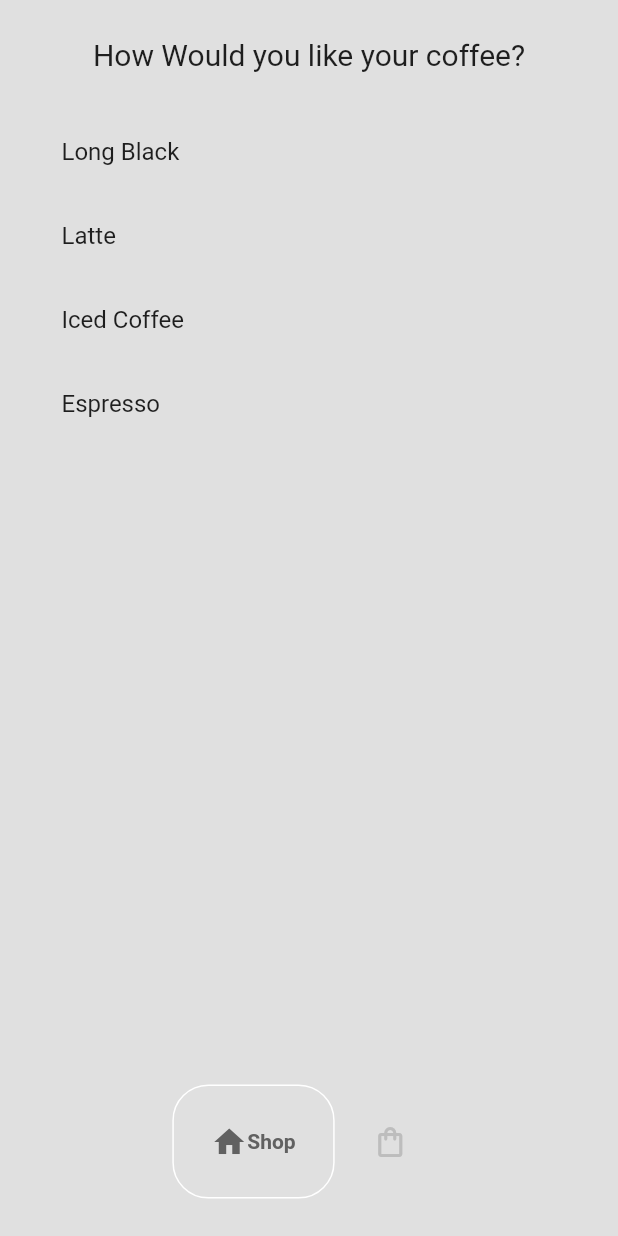
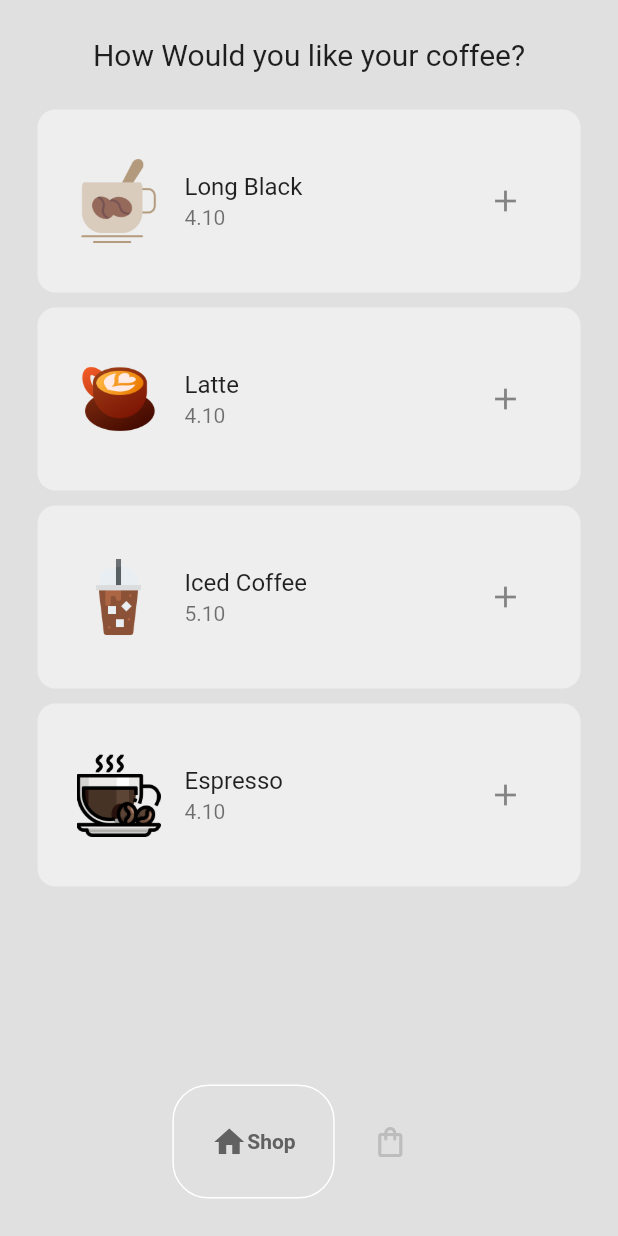
Before and after one commit to ketan-waghmare/flutter_demo_ui_screen, a Flutter app: the screen it shows after launch, on a phone screen of 412 x 824 dp. Run offline on Flutter 3.47's test engine with Material 2 defaults, Android fonts, the phone set to English and light mode, and no system bars; drawn by our look-alikes of google_nav_bar.

Commit message:
- AddToCart implemented - removeFromCart is implemented - icons added

```diff
--- /dev/null
+++ b/lib/components/coffee_tile.dart
@@ -0,0 +1,37 @@
+import 'package:flutter/material.dart';
+
+import '../models/coffee.dart';
+
+class CoffeeTile extends StatelessWidget {
+  final Coffee coffee;
+  void Function()? onPressed;
+  final Widget icon;
+
+  CoffeeTile({
+    super.key,
+    required this.coffee,
+    required this.onPressed,
+    required this.icon
+  });
+
+  @override
+  Widget build(BuildContext context) {
+    return Container(
+      decoration: BoxDecoration(
+        color: Colors.grey[200],
+        borderRadius: BorderRadius.circular(12),
+      ),
+      margin: const EdgeInsets.only(bottom: 10),
+      padding: EdgeInsets.symmetric(vertical: 25, horizontal: 10),
+      child: ListTile(
+        title: Text(coffee.name),
+        subtitle: Text(coffee.price),
+        leading: Image.asset(coffee.imagePath),
+        trailing: IconButton(
+          icon: icon,
+          onPressed: onPressed,
+        ),
+      ),
+    );
+  }
+}
--- a/lib/pages/shop_page.dart
+++ b/lib/pages/shop_page.dart
@@ -1,4 +1,5 @@
 import 'package:flutter/material.dart';
+import 'package:flutter_demo_ui_screen/components/coffee_tile.dart';
 import 'package:flutter_demo_ui_screen/models/coffee_shop.dart';
 import 'package:provider/provider.dart';
 import 'package:flutter_demo_ui_screen/models/coffee.dart';
@@ -11,6 +12,20 @@ class ShopPage extends StatefulWidget {
 }
 
 class _ShopPageState extends State<ShopPage> {
+  //add to cart
+  void addToCart(Coffee coffee) {
+    // add to cart
+    Provider.of<CoffeeShop>(context, listen: false).addItemToCart(coffee);
+
+    //let user know successfully added message
+    showDialog(
+      context: context,
+      builder: (context) => AlertDialog(
+        title: Text('Successfully added to cart'),
+      ),
+    );
+  }
+
   @override
   Widget build(BuildContext context) {
     return Consumer<CoffeeShop>(
@@ -19,7 +34,7 @@ class _ShopPageState extends State<ShopPage> {
                 padding: const EdgeInsets.all(25.0),
                 child: Column(
                   children: [
-                    Text(
+                    const Text(
                       "How Would you like your coffee?",
                       style: TextStyle(fontSize: 20),
                     ),
@@ -32,13 +47,15 @@ class _ShopPageState extends State<ShopPage> {
                             itemCount: value.coffeeShop.length,
                             itemBuilder: (context, index) {
                               //get individual coffee
-                              Coffee eachCoffee = value.coffeeShop[index] as Coffee;
+                              Coffee eachCoffee = value.coffeeShop[index];
 
                               // return the tile for this coffee
-                              return ListTile(
-                                title: Text(eachCoffee.name),
+                              return CoffeeTile(
+                                coffee: eachCoffee,
+                                onPressed: () => addToCart(eachCoffee),
+                                icon: const Icon(Icons.add),
                               );
-                            }))
+                            })),
                   ],
                 ),
               ),
```
Also changed, not shown: lib/pages/cart_page.dart (+41 -2 lines), pubspec.yaml (+5 -3 lines).
